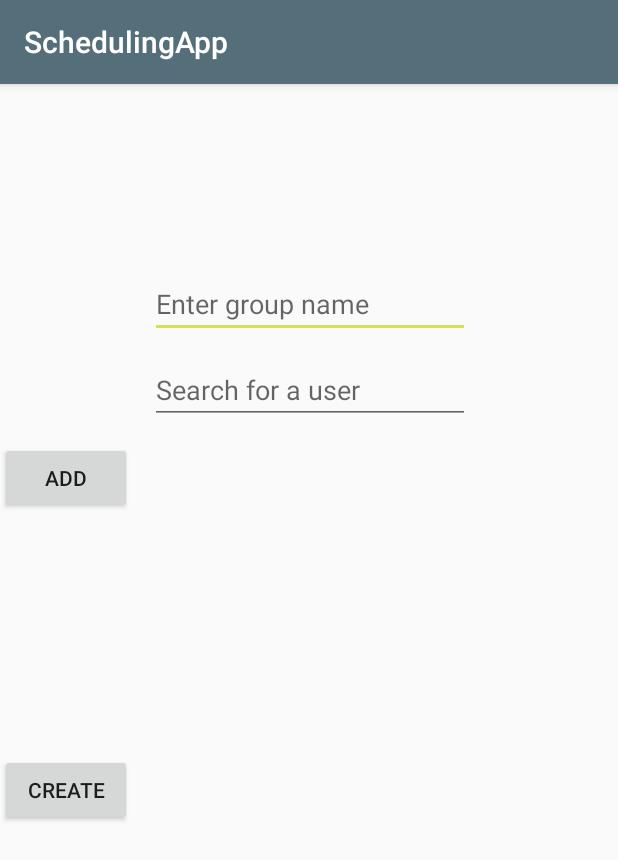
After one commit to FBU2k18/SchedulingApp, an Android app: the GroupCreationActivity screen opened directly, with no data from a screen before it, on a phone screen of 412 x 824 dp. The commit adds this screen. Shown: the top 860 px of the screen. Run offline under Robolectric (Android 15) with nearby library versions, the phone set to English and light mode, and no system bars.

Commit message:
Added People Client and Group creation activity

```diff
--- a/app/build.gradle
+++ b/app/build.gradle
@@ -31,6 +31,7 @@ dependencies {
     implementation 'com.google.firebase:firebase-messaging:17.1.0'
     implementation 'com.google.firebase:firebase-auth:16.0.2'
     implementation 'com.google.android.gms:play-services-auth:15.0.1'
+    implementation 'com.google.apis:google-api-services-people:v1-rev304-1.23.0'
 }
 
 apply plugin: 'com.google.gms.google-services'
--- a/app/src/main/AndroidManifest.xml
+++ b/app/src/main/AndroidManifest.xml
@@ -11,7 +11,7 @@
         android:roundIcon="@mipmap/ic_launcher_round"
         android:supportsRtl="true"
         android:theme="@style/AppTheme">
-        <activity android:name="com.emmabr.schedulingapp.LoginActivity"/>
+        <activity android:name="com.emmabr.schedulingapp.LoginActivity" />
         <activity android:name="com.emmabr.schedulingapp.MainActivity" />
         <activity android:name="com.emmabr.schedulingapp.SplashActivity">
             <intent-filter>
@@ -20,6 +20,7 @@
                 <category android:name="android.intent.category.LAUNCHER" />
             </intent-filter>
         </activity>
+        <activity android:name="com.emmabr.schedulingapp.GroupCreationActivity"></activity>
     </application>
 
 </manifest>
--- /dev/null
+++ b/app/src/main/java/com/emmabr/schedulingapp/GroupCreationActivity.java
@@ -0,0 +1,17 @@
+package com.emmabr.schedulingapp;
+
+import android.os.Bundle;
+import android.support.v7.app.AppCompatActivity;
+
+import me.emmabr.schedulingapp.R;
+
+public class GroupCreationActivity extends AppCompatActivity {
+
+    @Override
+    protected void onCreate(Bundle savedInstanceState) {
+        super.onCreate(savedInstanceState);
+        setContentView(R.layout.activity_group_creation);
+
+
+    }
+}
--- /dev/null
+++ b/app/src/main/res/layout/activity_group_creation.xml
@@ -0,0 +1,56 @@
+<?xml version="1.0" encoding="utf-8"?>
+<android.support.constraint.ConstraintLayout xmlns:android="http://schemas.android.com/apk/res/android"
+    xmlns:app="http://schemas.android.com/apk/res-auto"
+    xmlns:tools="http://schemas.android.com/tools"
+    android:layout_width="match_parent"
+    android:layout_height="match_parent"
+    tools:context=".GroupCreationActivity">
+
+    <EditText
+        android:id="@+id/etGroupName"
+        android:layout_width="wrap_content"
+        android:layout_height="wrap_content"
+        android:layout_marginEnd="8dp"
+        android:layout_marginStart="8dp"
+        android:layout_marginTop="124dp"
+        android:ems="10"
+        android:hint="@string/group_name"
+        android:inputType="textPersonName"
+        app:layout_constraintEnd_toEndOf="parent"
+        app:layout_constraintHorizontal_bias="0.503"
+        app:layout_constraintStart_toStartOf="parent"
+        app:layout_constraintTop_toTopOf="parent" />
+
+    <EditText
+        android:id="@+id/etSearchUser"
+        android:layout_width="wrap_content"
+        android:layout_height="wrap_content"
+        android:layout_marginEnd="8dp"
+        android:layout_marginStart="8dp"
+        android:layout_marginTop="12dp"
+        android:ems="10"
+        android:hint="@string/search_user"
+        android:inputType="textPersonName"
+        app:layout_constraintEnd_toEndOf="parent"
+        app:layout_constraintHorizontal_bias="0.503"
+        app:layout_constraintStart_toStartOf="parent"
+        app:layout_constraintTop_toBottomOf="@+id/etGroupName" />
+
+    <Button
+        android:id="@+id/btnAdd"
+        android:layout_width="wrap_content"
+        android:layout_height="wrap_content"
+        android:layout_marginTop="12dp"
+        android:text="@string/add_btn"
+        app:layout_constraintTop_toBottomOf="@+id/etSearchUser"
+        tools:layout_editor_absoluteX="203dp" />
+
+    <Button
+        android:id="@+id/btnCreate"
+        android:layout_width="wrap_content"
+        android:layout_height="wrap_content"
+        android:layout_marginTop="160dp"
+        android:text="@string/create_btn"
+        app:layout_constraintTop_toBottomOf="@+id/btnAdd"
+        tools:layout_editor_absoluteX="280dp" />
+</android.support.constraint.ConstraintLayout>
--- a/app/src/main/res/values/secrets.xml
+++ b/app/src/main/res/values/secrets.xml
@@ -3,4 +3,6 @@
     <string name="oauth_key">292452983918-tnetq3egg2p8udsr7s2v4jg7k15l9hvg.apps.googleusercontent.com</string>
     <string name="oauth_secret_key">q-gk0X2WgbAOR4-1v3IkJAk0</string>
     <string name="web_id_key">292452983918-nkfmk3l9hcefu7n7b5m1fk1nh918sh2o.apps.googleusercontent.com</string>
+    <string name="YOUR_CLIENT_ID">478828804361-vtdcnl9de7031t6eeobj67ceg68on9h6.apps.googleusercontent.com</string>
+    <string name="YOUR_CLIENT_SECRET"></string>
 </resources>
--- a/app/src/main/res/values/strings.xml
+++ b/app/src/main/res/values/strings.xml
@@ -4,4 +4,8 @@
     <string name="password">Enter your password</string>
     <string name="login_btn">login</string>
     <string name="register_btn">register</string>
+    <string name="group_name">Enter group name</string>
+    <string name="search_user">Search for a user</string>
+    <string name="add_btn">Add</string>
+    <string name="create_btn">Create</string>
 </resources>
--- a/build.gradle
+++ b/build.gradle
@@ -5,6 +5,7 @@ buildscript {
     repositories {
         google()
         jcenter()
+        mavenCentral()
         maven {
                 url 'https://maven.google.com'
             }
```
Also changed, not shown: app/src/main/java/com/emmabr/schedulingapp/PeopleClient.java (added, +65 -0 lines), 5 other files.
